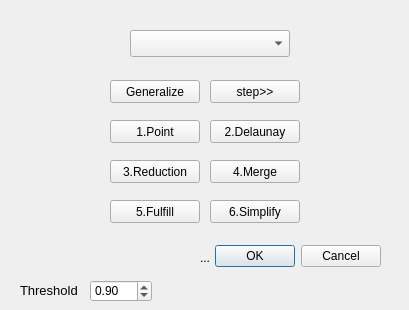
First picture: the form in daishuPolygonGeneralization_dialog_base.ui, repository daishu0000/daishupolygongeneralization, before the edit.
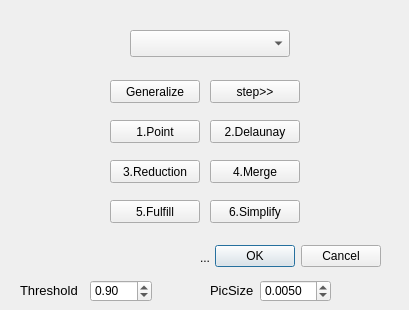
Second picture: the form after the edit. Custom widgets are drawn as their Qt base class.

Commit message: fix:文本显示，界面

Diff of the .ui file:
```diff
--- a/daishuPolygonGeneralization_dialog_base.ui
+++ b/daishuPolygonGeneralization_dialog_base.ui
@@ -191,6 +191,41 @@
     <string>Threshold</string>
    </property>
   </widget>
+  <widget class="QLabel" name="lblPic">
+   <property name="geometry">
+    <rect>
+     <x>210</x>
+     <y>280</y>
+     <width>61</width>
+     <height>20</height>
+    </rect>
+   </property>
+   <property name="font">
+    <font>
+     <family>Arial</family>
+     <pointsize>10</pointsize>
+    </font>
+   </property>
+   <property name="text">
+    <string>PicSize</string>
+   </property>
+  </widget>
+  <widget class="QDoubleSpinBox" name="spPicSize">
+   <property name="geometry">
+    <rect>
+     <x>260</x>
+     <y>280</y>
+     <width>71</width>
+     <height>22</height>
+    </rect>
+   </property>
+   <property name="decimals">
+    <number>4</number>
+   </property>
+   <property name="value">
+    <double>0.005000000000000</double>
+   </property>
+  </widget>
  </widget>
  <customwidgets>
   <customwidget>
```
The commit also changes 1 other file.
